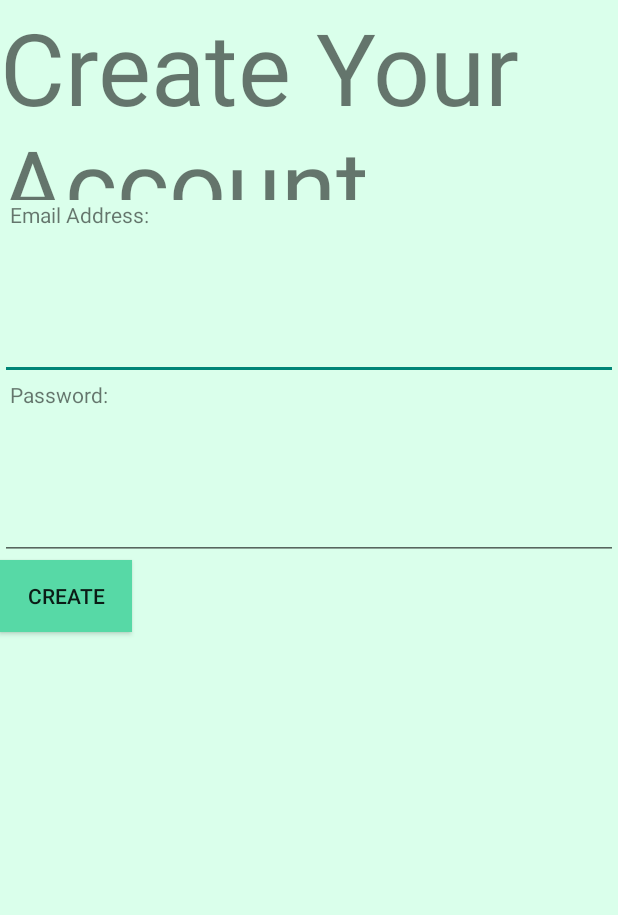
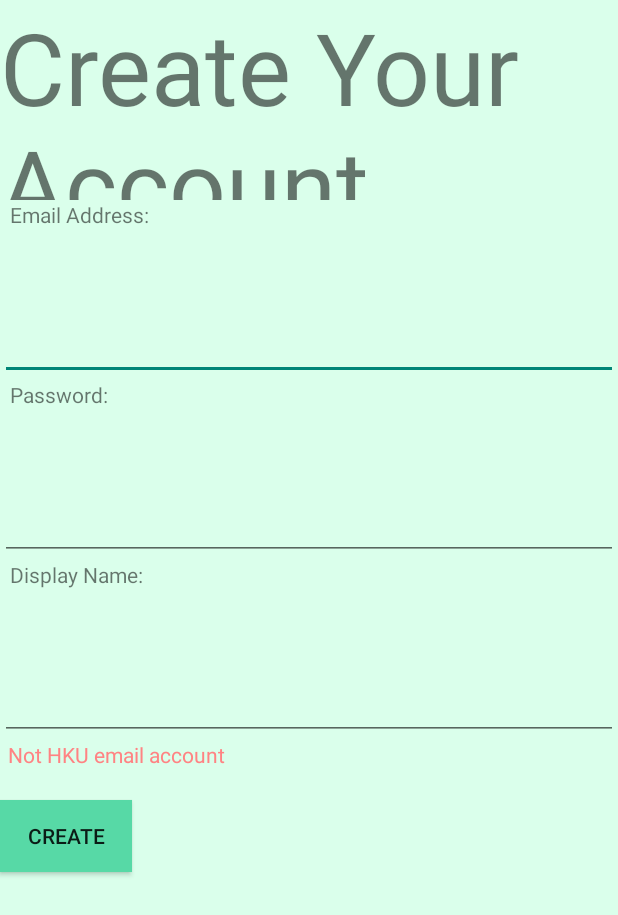
Before and after one commit to timmychan823/comp3330project, an Android app built with Jetpack Compose: the CreateaccountActivity screen opened directly, with no data from a screen before it, after a tap on "CREATE", on a phone screen of 412 x 824 dp. Shown: the top 915 px of the screen. Run offline under Robolectric (Android 15) with nearby library versions, the phone set to English and light mode, and no system bars; our stand-ins replace Volley.

Commit message:
Internet features removed

```diff
--- a/app/src/main/AndroidManifest.xml
+++ b/app/src/main/AndroidManifest.xml
@@ -15,6 +15,9 @@
         android:theme="@style/Theme.RiceLegFinder"
         android:usesCleartextTraffic="true"
         tools:targetApi="34">
+        <activity
+            android:name=".PassCode"
+            android:exported="false" />
         <activity
             android:name=".CreateaccountActivity"
             android:exported="false" />
--- a/app/src/main/java/com/example/ricelegfinder/CreateaccountActivity.kt
+++ b/app/src/main/java/com/example/ricelegfinder/CreateaccountActivity.kt
@@ -1,10 +1,12 @@
 package com.example.ricelegfinder
 
+import android.content.Intent
 import androidx.appcompat.app.AppCompatActivity
 import android.os.Bundle
 import android.util.Log
 import android.widget.Button
 import android.widget.EditText
+import android.widget.TextView
 import androidx.activity.ComponentActivity
 import androidx.compose.foundation.layout.Box
 import com.android.volley.Request
@@ -22,6 +24,8 @@ class CreateaccountActivity: ComponentActivity() {
         val create_email_address: EditText = findViewById<EditText>(R.id.create_email_address)
         val create_password: EditText = findViewById<EditText>(R.id.create_password)
         val create_account_button: Button = findViewById(R.id.create_account_button)
+        val create_account_error_text: TextView = findViewById(R.id.create_account_error)
+        val create_display_name: EditText = findViewById<EditText>(R.id.create_display_name)
 
         create_account_button.setOnClickListener {
 
@@ -29,13 +33,23 @@ class CreateaccountActivity: ComponentActivity() {
 
             val createEmailAddressText:String = create_email_address!!.text.toString()
             val createPasswordText:String = create_password!!.text.toString()
+            val createDisplayNameText:String = create_display_name!!.text.toString()
 
-            val url:String = serverIPandPort +"/passcode"+ "?email_address=" + createEmailAddressText
-            val jsonObjectRequest = JsonObjectRequest( Request.Method.GET, url, null, Response.Listener { response ->
-                dummy(response,createEmailAddressText) },
-                Response.ErrorListener { error -> Log.e("MyActivity",error.toString())
-                } )
-            Volley.newRequestQueue(this).add(jsonObjectRequest)
+
+            val substring = ".+@connect.hku.hk$"
+            val regex = substring.toRegex()
+
+            if (regex.containsMatchIn(createEmailAddressText)){
+                create_account_error_text.text=""
+                val intent = Intent(this@CreateaccountActivity, PassCode::class.java)
+                startActivity(intent)
+
+            }else{
+                create_account_error_text.text="Not HKU email account"
+
+
+            }
+
         }
 
 
--- a/app/src/main/res/layout/createaccount.xml
+++ b/app/src/main/res/layout/createaccount.xml
@@ -50,6 +50,33 @@
 
         </EditText>
 
+        <TextView
+            android:layout_width="match_parent"
+            android:layout_height="80px"
+            android:layout_marginLeft="10px"
+            android:text="Display Name:">
+
+        </TextView>
+
+        <EditText
+            android:id="@+id/create_display_name"
+            android:layout_width="match_parent"
+            android:layout_height="100px"
+            android:textSize="40px">
+
+        </EditText>
+
+        <TextView
+            android:id="@+id/create_account_error"
+            android:layout_width="match_parent"
+            android:layout_height="60px"
+            android:layout_marginLeft="8px"
+            android:text=""
+            android:textColor="#FF8383"
+            >
+
+        </TextView>
+
 
         <Button
             android:id="@+id/create_account_button"
```
Also changed, not shown: app/src/main/java/com/example/ricelegfinder/MainActivity.kt (+9 -31 lines), app/src/main/java/com/example/ricelegfinder/PassCode.kt (added, +16 -0 lines), app/src/main/res/layout/activity_pass_code.xml (added, +60 -0 lines).
